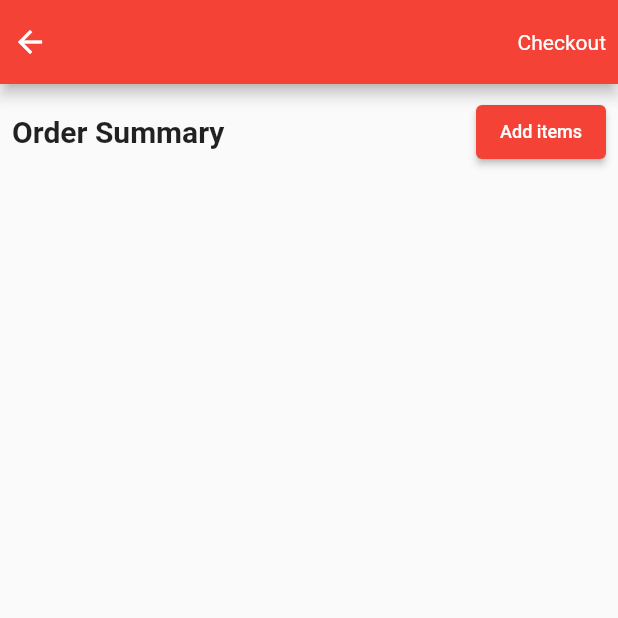
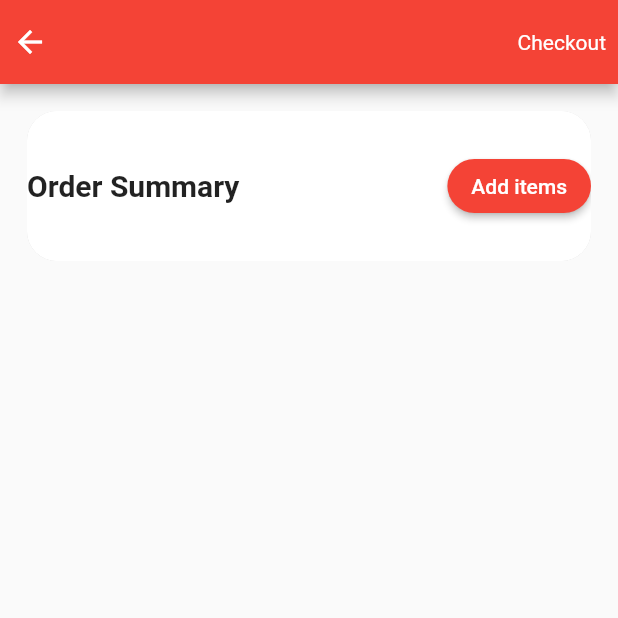
Before and after one commit to Sam-Tech-Ideas/flutternew, a Flutter app: the CheckoutPage screen opened directly, on a phone screen of 412 x 824 dp, the top half of it. Run offline on Flutter 3.47's test engine with Material 2 defaults, Android fonts, the light colour scheme and no system bars; network calls fail.

Commit message:
checkout page

```diff
--- a/lib/pages/checkout.dart
+++ b/lib/pages/checkout.dart
@@ -11,9 +11,7 @@ class _CheckoutPageState extends State<CheckoutPage> {
   @override
   Widget build(BuildContext context) {
     return Scaffold(
-
-      appBar:
-      AppBar(
+      appBar: AppBar(
         leading: Padding(
           padding: const EdgeInsets.all(8.0),
           child: Row(
@@ -33,10 +31,32 @@ class _CheckoutPageState extends State<CheckoutPage> {
           ),
         ],
       ),
-
       body: Column(children: [
         Padding(
-          padding: const EdgeInsets.all(8.0),
+          padding: const EdgeInsets.all(18.0),
+          child: ClipRRect
+          (
+            borderRadius:  BorderRadius.circular(20),
+
+            child: Container(
+              decoration:
+              BoxDecoration(
+                color: Colors.white,
+
+                borderRadius: BorderRadius.circular(20),
+                boxShadow: [
+                  BoxShadow(
+                    color: Colors.grey.withOpacity(0.5),
+                    spreadRadius: 5,
+
+                    blurRadius: 7,
+                    offset: const Offset(0, 3), // changes position of shadow
+                  ),
+                ],
+              ),
+
+              height: 100,
+              color: Colors.white,
               child: Row(
                 mainAxisAlignment: MainAxisAlignment.spaceBetween,
                 children: [
@@ -44,15 +64,23 @@ class _CheckoutPageState extends State<CheckoutPage> {
                     "Order Summary",
                     style: TextStyle(fontSize: 20, fontWeight: FontWeight.bold),
                   ),
-              ElevatedButton(onPressed: () {}, child: const Text("Add items",
-
-              style: TextStyle(
-                fontSize: 12,
-                color: Colors.white
-
+                  ElevatedButton(
+                    onPressed: () {},
+                    style: ElevatedButton.styleFrom(
+                      backgroundColor: Colors.red,
+                      shape: const RoundedRectangleBorder(
+                        borderRadius: BorderRadius.all(
+                          Radius.circular(20),
                         ),
-              )),
+                      ),
+                    ),
+                    child: const Text(
+                      "Add items",
+                    ),
+                  ),
                 ],
+              ),
+            ),
           ),
         )
       ]),
```
Lines whose indentation alone changed are shown as unchanged.
